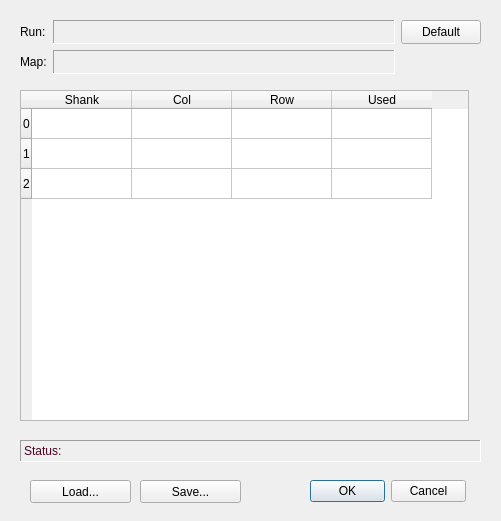
billkarsh/SpikeGLX, file Forms/ShankMapping.ui: the form before one commit.
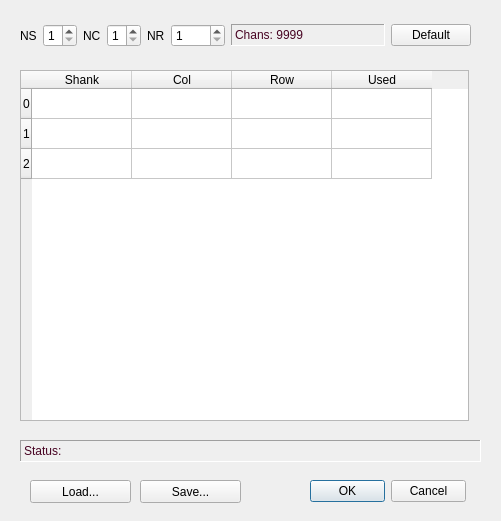
The form after the commit.

Commit message: Smarter ShankMap editing and defaults

Patch:
```diff
--- a/Forms/ShankMapping.ui
+++ b/Forms/ShankMapping.ui
@@ -32,187 +32,6 @@
     <set>QDialogButtonBox::Cancel|QDialogButtonBox::Ok</set>
    </property>
   </widget>
-  <widget class="QWidget" name="gridLayoutWidget">
-   <property name="geometry">
-    <rect>
-     <x>20</x>
-     <y>20</y>
-     <width>461</width>
-     <height>54</height>
-    </rect>
-   </property>
-   <layout class="QGridLayout" name="gridLayout">
-    <item row="0" column="3">
-     <widget class="QPushButton" name="defaultBut">
-      <property name="sizePolicy">
-       <sizepolicy hsizetype="Minimum" vsizetype="Preferred">
-        <horstretch>0</horstretch>
-        <verstretch>0</verstretch>
-       </sizepolicy>
-      </property>
-      <property name="text">
-       <string>Default</string>
-      </property>
-     </widget>
-    </item>
-    <item row="0" column="0">
-     <widget class="QLabel" name="cfgHdr">
-      <property name="sizePolicy">
-       <sizepolicy hsizetype="Preferred" vsizetype="Preferred">
-        <horstretch>0</horstretch>
-        <verstretch>0</verstretch>
-       </sizepolicy>
-      </property>
-      <property name="text">
-       <string>Run:</string>
-      </property>
-     </widget>
-    </item>
-    <item row="1" column="0">
-     <widget class="QLabel" name="mapHdr">
-      <property name="text">
-       <string>Map:</string>
-      </property>
-     </widget>
-    </item>
-    <item row="0" column="1" colspan="2">
-     <widget class="QLabel" name="cfgLbl">
-      <property name="enabled">
-       <bool>true</bool>
-      </property>
-      <property name="sizePolicy">
-       <sizepolicy hsizetype="Preferred" vsizetype="Preferred">
-        <horstretch>1</horstretch>
-        <verstretch>0</verstretch>
-       </sizepolicy>
-      </property>
-      <property name="minimumSize">
-       <size>
-        <width>0</width>
-        <height>23</height>
-       </size>
-      </property>
-      <property name="palette">
-       <palette>
-        <active>
-         <colorrole role="WindowText">
-          <brush brushstyle="SolidPattern">
-           <color alpha="255">
-            <red>71</red>
-            <green>3</green>
-            <blue>34</blue>
-           </color>
-          </brush>
-         </colorrole>
-        </active>
-        <inactive>
-         <colorrole role="WindowText">
-          <brush brushstyle="SolidPattern">
-           <color alpha="255">
-            <red>71</red>
-            <green>3</green>
-            <blue>34</blue>
-           </color>
-          </brush>
-         </colorrole>
-        </inactive>
-        <disabled>
-         <colorrole role="WindowText">
-          <brush brushstyle="SolidPattern">
-           <color alpha="255">
-            <red>106</red>
-            <green>104</green>
-            <blue>100</blue>
-           </color>
-          </brush>
-         </colorrole>
-        </disabled>
-       </palette>
-      </property>
-      <property name="frameShape">
-       <enum>QFrame::Panel</enum>
-      </property>
-      <property name="frameShadow">
-       <enum>QFrame::Sunken</enum>
-      </property>
-      <property name="lineWidth">
-       <number>1</number>
-      </property>
-      <property name="text">
-       <string/>
-      </property>
-     </widget>
-    </item>
-    <item row="1" column="1" colspan="2">
-     <widget class="QLabel" name="mapLbl">
-      <property name="enabled">
-       <bool>true</bool>
-      </property>
-      <property name="sizePolicy">
-       <sizepolicy hsizetype="Preferred" vsizetype="Preferred">
-        <horstretch>1</horstretch>
-        <verstretch>0</verstretch>
-       </sizepolicy>
-      </property>
-      <property name="minimumSize">
-       <size>
-        <width>0</width>
-        <height>23</height>
-       </size>
-      </property>
-      <property name="palette">
-       <palette>
-        <active>
-         <colorrole role="WindowText">
-          <brush brushstyle="SolidPattern">
-           <color alpha="255">
-            <red>71</red>
-            <green>3</green>
-            <blue>34</blue>
-           </color>
-          </brush>
-         </colorrole>
-        </active>
-        <inactive>
-         <colorrole role="WindowText">
-          <brush brushstyle="SolidPattern">
-           <color alpha="255">
-            <red>71</red>
-            <green>3</green>
-            <blue>34</blue>
-           </color>
-          </brush>
-         </colorrole>
-        </inactive>
-        <disabled>
-         <colorrole role="WindowText">
-          <brush brushstyle="SolidPattern">
-           <color alpha="255">
-            <red>106</red>
-            <green>104</green>
-            <blue>100</blue>
-           </color>
-          </brush>
-         </colorrole>
-        </disabled>
-       </palette>
-      </property>
-      <property name="frameShape">
-       <enum>QFrame::Panel</enum>
-      </property>
-      <property name="frameShadow">
-       <enum>QFrame::Sunken</enum>
-      </property>
-      <property name="lineWidth">
-       <number>1</number>
-      </property>
-      <property name="text">
-       <string/>
-      </property>
-     </widget>
-    </item>
-   </layout>
-  </widget>
   <widget class="QLabel" name="statusLbl">
    <property name="enabled">
     <bool>true</bool>
@@ -282,9 +101,9 @@
    <property name="geometry">
     <rect>
      <x>20</x>
-     <y>90</y>
+     <y>70</y>
      <width>449</width>
-     <height>331</height>
+     <height>351</height>
     </rect>
    </property>
    <property name="sizePolicy">
@@ -358,6 +177,184 @@
     <string>Load...</string>
    </property>
   </widget>
+  <widget class="QWidget" name="horizontalLayoutWidget_4">
+   <property name="geometry">
+    <rect>
+     <x>20</x>
+     <y>20</y>
+     <width>451</width>
+     <height>31</height>
+    </rect>
+   </property>
+   <layout class="QHBoxLayout" name="horizontalLayout_4">
+    <property name="spacing">
+     <number>6</number>
+    </property>
+    <property name="sizeConstraint">
+     <enum>QLayout::SetDefaultConstraint</enum>
+    </property>
+    <item>
+     <layout class="QHBoxLayout" name="horizontalLayout_5">
+      <item>
+       <widget class="QLabel" name="nslbl">
+        <property name="text">
+         <string>NS</string>
+        </property>
+       </widget>
+      </item>
+      <item>
+       <widget class="QSpinBox" name="nsSB">
+        <property name="sizePolicy">
+         <sizepolicy hsizetype="MinimumExpanding" vsizetype="Fixed">
+          <horstretch>1</horstretch>
+          <verstretch>0</verstretch>
+         </sizepolicy>
+        </property>
+        <property name="minimum">
+         <number>1</number>
+        </property>
+        <property name="maximum">
+         <number>8</number>
+        </property>
+       </widget>
+      </item>
+      <item>
+       <widget class="QLabel" name="nclbl">
+        <property name="text">
+         <string>NC</string>
+        </property>
+       </widget>
+      </item>
+      <item>
+       <widget class="QSpinBox" name="ncSB">
+        <property name="sizePolicy">
+         <sizepolicy hsizetype="MinimumExpanding" vsizetype="Fixed">
+          <horstretch>1</horstretch>
+          <verstretch>0</verstretch>
+         </sizepolicy>
+        </property>
+        <property name="minimum">
+         <number>1</number>
+        </property>
+        <property name="maximum">
+         <number>4</number>
+        </property>
+       </widget>
+      </item>
+      <item>
+       <widget class="QLabel" name="nrlbl">
+        <property name="text">
+         <string>NR</string>
+        </property>
+       </widget>
+      </item>
+      <item>
+       <widget class="QSpinBox" name="nrSB">
+        <property name="sizePolicy">
+         <sizepolicy hsizetype="MinimumExpanding" vsizetype="Fixed">
+          <horstretch>1</horstretch>
+          <verstretch>0</verstretch>
+         </sizepolicy>
+        </property>
+        <property name="minimum">
+         <number>1</number>
+        </property>
+        <property name="maximum">
+         <number>1000</number>
+        </property>
+       </widget>
+      </item>
+     </layout>
+    </item>
+    <item>
+     <widget class="QLabel" name="chanLbl">
+      <property name="enabled">
+       <bool>true</bool>
+      </property>
+      <property name="sizePolicy">
+       <sizepolicy hsizetype="Expanding" vsizetype="Fixed">
+        <horstretch>1</horstretch>
+        <verstretch>0</verstretch>
+       </sizepolicy>
+      </property>
+      <property name="minimumSize">
+       <size>
+        <width>0</width>
+        <height>22</height>
+       </size>
+      </property>
+      <property name="palette">
+       <palette>
+        <active>
+         <colorrole role="WindowText">
+          <brush brushstyle="SolidPattern">
+           <color alpha="255">
+            <red>71</red>
+            <green>3</green>
+            <blue>34</blue>
+           </color>
+          </brush>
+         </colorrole>
+        </active>
+        <inactive>
+         <colorrole role="WindowText">
+          <brush brushstyle="SolidPattern">
+           <color alpha="255">
+            <red>71</red>
+            <green>3</green>
+            <blue>34</blue>
+           </color>
+          </brush>
+         </colorrole>
+        </inactive>
+        <disabled>
+         <colorrole role="WindowText">
+          <brush brushstyle="SolidPattern">
+           <color alpha="255">
+            <red>106</red>
+            <green>104</green>
+            <blue>100</blue>
+           </color>
+          </brush>
+         </colorrole>
+        </disabled>
+       </palette>
+      </property>
+      <property name="frameShape">
+       <enum>QFrame::Panel</enum>
+      </property>
+      <property name="frameShadow">
+       <enum>QFrame::Sunken</enum>
+      </property>
+      <property name="lineWidth">
+       <number>1</number>
+      </property>
+      <property name="text">
+       <string>Chans: 9999</string>
+      </property>
+     </widget>
+    </item>
+    <item>
+     <widget class="QPushButton" name="defaultBut">
+      <property name="sizePolicy">
+       <sizepolicy hsizetype="MinimumExpanding" vsizetype="Fixed">
+        <horstretch>0</horstretch>
+        <verstretch>0</verstretch>
+       </sizepolicy>
+      </property>
+      <property name="minimumSize">
+       <size>
+        <width>70</width>
+        <height>0</height>
+       </size>
+      </property>
+      <property name="text">
+       <string>Default</string>
+      </property>
+     </widget>
+    </item>
+   </layout>
+  </widget>
  </widget>
  <tabstops>
   <tabstop>buttonBox</tabstop>
```
Left out of the diff: 40 changed lines with no effect on the pictures. The commit also changes 6 other files.
